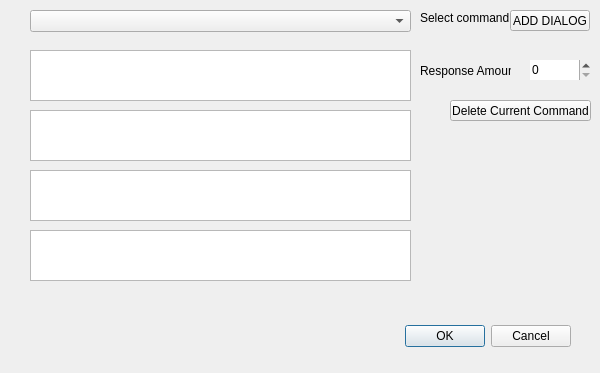
Qt form CommandDialog.ui (kiecker223/QtTwitchBot) before a commit.
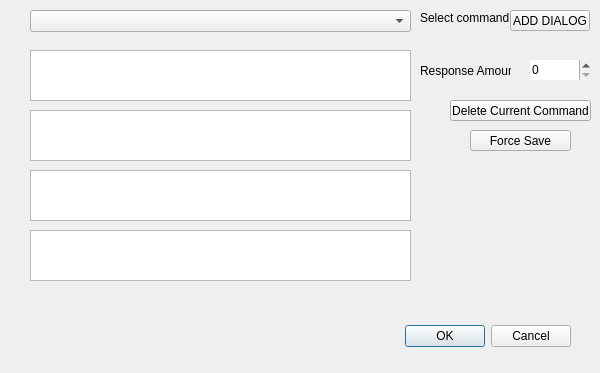
The same form after that commit.

```diff
--- a/CommandDialog.ui
+++ b/CommandDialog.ui
@@ -144,6 +144,19 @@
     <string>Delete Current Command</string>
    </property>
   </widget>
+  <widget class="QPushButton" name="forceSave">
+   <property name="geometry">
+    <rect>
+     <x>470</x>
+     <y>130</y>
+     <width>101</width>
+     <height>21</height>
+    </rect>
+   </property>
+   <property name="text">
+    <string>Force Save</string>
+   </property>
+  </widget>
  </widget>
  <resources/>
  <connections>
```
